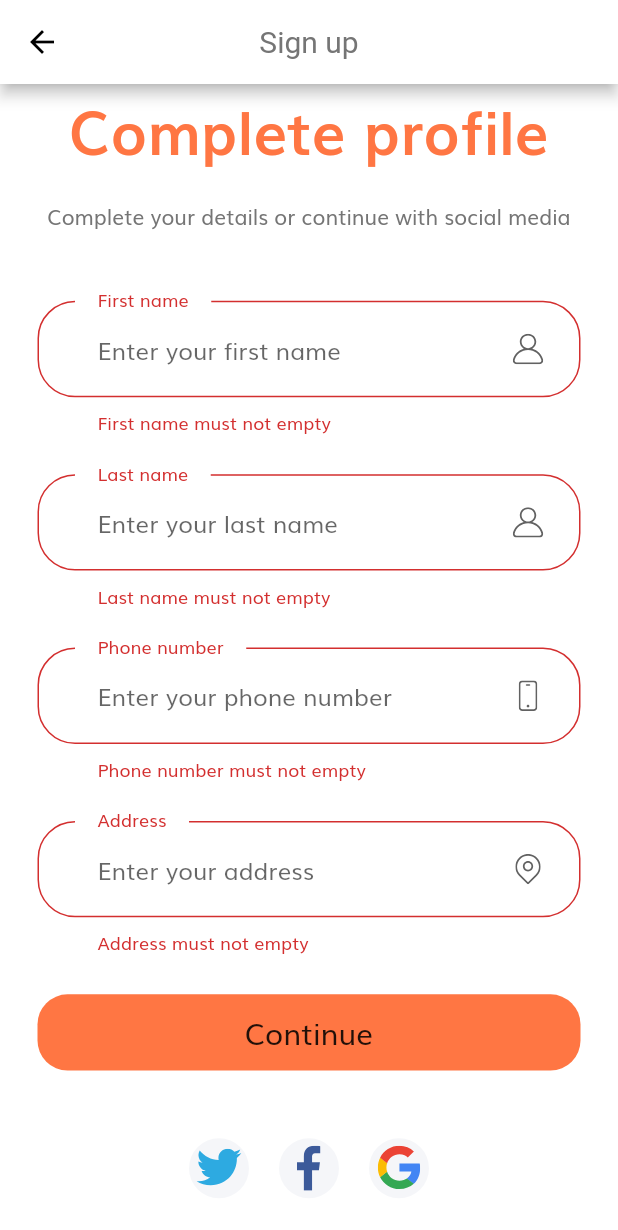
After one commit to truong02bp/flutter, a Flutter app: the CompleteProfile screen opened by its route, after a tap on "Continue", on a phone screen of 412 x 824 dp. The commit adds this screen. Shown: the top 1230 px of the screen. Run offline on Flutter 3.47's test engine with Material 2 defaults, Android fonts, the phone set to English and light mode, and no system bars; our stand-ins replace bloc, equatable, flutter_bloc, flutter_svg.

```diff
--- a/ecommerce/lib/routes.dart
+++ b/ecommerce/lib/routes.dart
@@ -1,6 +1,8 @@
 
+import 'package:ecommerce/screens/complete_profile/complete_profile.dart';
 import 'package:ecommerce/screens/forgot_password/forgot_password.dart';
 import 'package:ecommerce/screens/login_success/login_success.dart';
+import 'package:ecommerce/screens/otp/otp.dart';
 import 'package:ecommerce/screens/sign_in/sign_in.dart';
 import 'package:ecommerce/screens/sign_up/sign_up.dart';
 import 'package:ecommerce/screens/splash/splash.dart';
@@ -8,8 +10,10 @@ import 'package:flutter/material.dart';
 
 final Map<String,WidgetBuilder> routes = {
   SplashScreen.routeName : (context) => SplashScreen(),
-  SignInScreen.routeName : (context) => SignInScreen(),
-  ForgotPasswordScreen.routeName : (context) => ForgotPasswordScreen(),
+  SignIn.routeName : (context) => SignIn(),
+  ForgotPassword.routeName : (context) => ForgotPassword(),
   SignUp.routeName : (context) => SignUp(),
-  LoginSuccess.routeName : (context) => LoginSuccess()
+  LoginSuccess.routeName : (context) => LoginSuccess(),
+  CompleteProfile.routeName : (context) => CompleteProfile(),
+  Otp.routeName : (context) => Otp(),
 };
--- /dev/null
+++ b/ecommerce/lib/screens/complete_profile/complete_profile.dart
@@ -0,0 +1,17 @@
+import 'package:ecommerce/screens/complete_profile/components/body.dart';
+import 'package:flutter/material.dart';
+
+class CompleteProfile extends StatelessWidget {
+
+  static final String routeName = "/complete-profile";
+
+  @override
+  Widget build(BuildContext context) {
+    return Scaffold(
+      appBar: AppBar(
+        title: Text('Sign up'),
+      ),
+      body: Body(),
+    );
+  }
+}
--- /dev/null
+++ b/ecommerce/lib/screens/complete_profile/components/body.dart
@@ -0,0 +1,45 @@
+import 'package:ecommerce/components/custom_banner.dart';
+import 'package:ecommerce/components/custom_icon.dart';
+import 'package:ecommerce/screens/complete_profile/components/complete_form.dart';
+import 'package:flutter/material.dart';
+
+import '../../../size_config.dart';
+class Body extends StatelessWidget {
+  @override
+  Widget build(BuildContext context) {
+    return SingleChildScrollView(
+      child: SizedBox(
+        width: double.infinity,
+        child: Column(
+          children: [
+            CustomBanner(text: 'Complete profile'),
+            SizedBox(
+              height: getProportionateHeight(20),
+            ),
+            Text('Complete your details or continue with social media'),
+            SizedBox(
+              height: getProportionateHeight(20),
+            ),
+            CompleteForm(),
+            SizedBox(
+              height: getProportionateHeight(20),
+            ),
+            Row(
+              mainAxisAlignment: MainAxisAlignment.center,
+              children: [
+                CustomIcon(image: "assets/icons/twitter.svg",),
+                CustomIcon(image: "assets/icons/facebook-2.svg",),
+                CustomIcon(image: "assets/icons/google-icon.svg",),
+              ],
+            ),
+            SizedBox(
+              height: getProportionateHeight(30),
+            ),
+            Text('By continuing your confirm that you agree with our Term and Condition', textAlign: TextAlign.center,)
+          ],
+
+        ),
+      ),
+    );
+  }
+}
--- /dev/null
+++ b/ecommerce/lib/screens/complete_profile/components/complete_form.dart
@@ -0,0 +1,115 @@
+import 'package:ecommerce/components/custom_suffix_icons.dart';
+import 'package:ecommerce/components/default_button.dart';
+import 'package:ecommerce/screens/otp/otp.dart';
+import 'package:ecommerce/size_config.dart';
+import 'package:flutter/material.dart';
+class CompleteForm extends StatefulWidget {
+  @override
+  _CompleteFormState createState() => _CompleteFormState();
+}
+
+class _CompleteFormState extends State<CompleteForm> {
+
+  final _formKey = GlobalKey<FormState>();
+
+  @override
+  Widget build(BuildContext context) {
+    return Form(
+      key: _formKey,
+        child: Padding(
+          padding: const EdgeInsets.all(25),
+          child: Column(
+            children: [
+              buildFirstNameField(),
+              SizedBox(
+                height: getProportionateHeight(25),
+              ),
+              buildLastNameField(),
+              SizedBox(
+                height: getProportionateHeight(25),
+              ),
+              buildPhoneNumberField(),
+              SizedBox(
+                height: getProportionateHeight(25),
+              ),
+              buildAddressField(),
+              SizedBox(
+                height: getProportionateHeight(25),
+              ),
+              DefaultButton(text: 'Continue', press: (){
+                if (_formKey.currentState.validate()) {
+                      _formKey.currentState.save();
+                      Navigator.of(context).pushNamed(Otp.routeName);
+                    }
+                  })
+            ],
+          ),
+        )
+    );
+  }
+
+  TextFormField buildFirstNameField(){
+    return TextFormField(
+        validator: (value){
+          if (value.isEmpty)
+            return "First name must not empty";
+          return null;
+        },
+        decoration: InputDecoration(
+          labelText: 'First name',
+          hintText: 'Enter your first name',
+          floatingLabelBehavior: FloatingLabelBehavior.always,
+          suffixIcon: CustomSuffixIcon(image: "assets/icons/User.svg",)
+        ),
+    );
+  }
+
+  TextFormField buildLastNameField(){
+    return TextFormField(
+      validator: (value){
+        if (value.isEmpty)
+          return "Last name must not empty";
+        return null;
+      },
+      decoration: InputDecoration(
+          labelText: 'Last name',
+          hintText: 'Enter your last name',
+          floatingLabelBehavior: FloatingLabelBehavior.always,
+          suffixIcon: CustomSuffixIcon(image: "assets/icons/User.svg",)
+      ),
+    );
+  }
+
+  TextFormField buildPhoneNumberField(){
+    return TextFormField(
+      validator: (value){
+        if (value.isEmpty)
+          return "Phone number must not empty";
+        return null;
+      },
+      decoration: InputDecoration(
+          labelText: 'Phone number',
+          hintText: 'Enter your phone number',
+          floatingLabelBehavior: FloatingLabelBehavior.always,
+          suffixIcon: CustomSuffixIcon(image: "assets/icons/Phone.svg",)
+      ),
+    );
+  }
+
+  TextFormField buildAddressField(){
+    return TextFormField(
+      validator: (value){
+        if (value.isEmpty)
+          return "Address must not empty";
+        return null;
+      },
+      decoration: InputDecoration(
+          labelText: 'Address',
+          hintText: 'Enter your address',
+          floatingLabelBehavior: FloatingLabelBehavior.always,
+          suffixIcon: CustomSuffixIcon(image: "assets/icons/Location point.svg",)
+      ),
+    );
+  }
+
+}
--- a/ecommerce/lib/screens/forgot_password/forgot_password.dart
+++ b/ecommerce/lib/screens/forgot_password/forgot_password.dart
@@ -1,7 +1,7 @@
 import 'package:ecommerce/screens/forgot_password/components/body.dart';
 import 'package:flutter/material.dart';
 
-class ForgotPasswordScreen extends StatelessWidget {
+class ForgotPassword extends StatelessWidget {
 
   static final String routeName = "/forgot-password";
 
--- a/ecommerce/lib/screens/sign_in/components/body.dart
+++ b/ecommerce/lib/screens/sign_in/components/body.dart
@@ -14,6 +14,7 @@ class SignInBody extends StatelessWidget {
   Widget build(BuildContext context) {
 
     return SafeArea(
+      child: SingleChildScrollView(
         child: SizedBox(
           width: double.infinity,
           child: Padding(
@@ -49,6 +50,7 @@ class SignInBody extends StatelessWidget {
             ),
           ),
         ),
+      ),
     );
   }
 }
--- a/ecommerce/lib/screens/sign_in/components/sign_in_form.dart
+++ b/ecommerce/lib/screens/sign_in/components/sign_in_form.dart
@@ -125,7 +125,7 @@ class _SignInFormState extends State<SignInForm> {
                 GestureDetector(
                     onTap: () {
                       Navigator.of(context)
-                          .pushNamed(ForgotPasswordScreen.routeName);
+                          .pushNamed(ForgotPassword.routeName);
                     },
                     child: Text(
                       'Forgot password',
--- a/ecommerce/lib/screens/sign_in/sign_in.dart
+++ b/ecommerce/lib/screens/sign_in/sign_in.dart
@@ -1,7 +1,7 @@
 import 'package:ecommerce/screens/sign_in/components/body.dart';
 import 'package:flutter/material.dart';
 
-class SignInScreen extends StatelessWidget {
+class SignIn extends StatelessWidget {
   static final String routeName = "/sign-in";
 
   @override
--- a/ecommerce/lib/screens/splash/components/body.dart
+++ b/ecommerce/lib/screens/splash/components/body.dart
@@ -64,7 +64,7 @@ class _BodyState extends State<Body> {
                     DefaultButton(
                       text: 'Continute',
                       press: (){
-                        Navigator.pushNamed(context, SignInScreen.routeName);
+                        Navigator.pushNamed(context, SignIn.routeName);
                       },
                     ),
                     Spacer()
```
Also changed, not shown: ecommerce/lib/constants.dart (+11 -0 lines), ecommerce/lib/screens/otp/components/body.dart (added, +48 -0 lines), ecommerce/lib/screens/otp/components/otp_form.dart (added, +65 -0 lines), ecommerce/lib/screens/otp/otp.dart (added, +14 -0 lines), ecommerce/lib/screens/sign_up/components/sign_up_form.dart (+63 -54 lines). Lines whose indentation alone changed are shown as unchanged.
